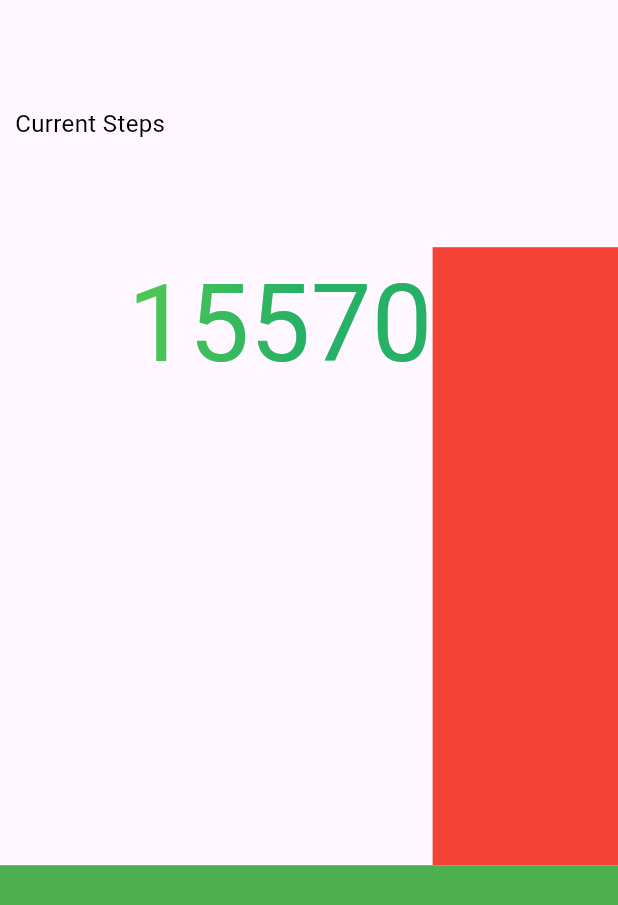
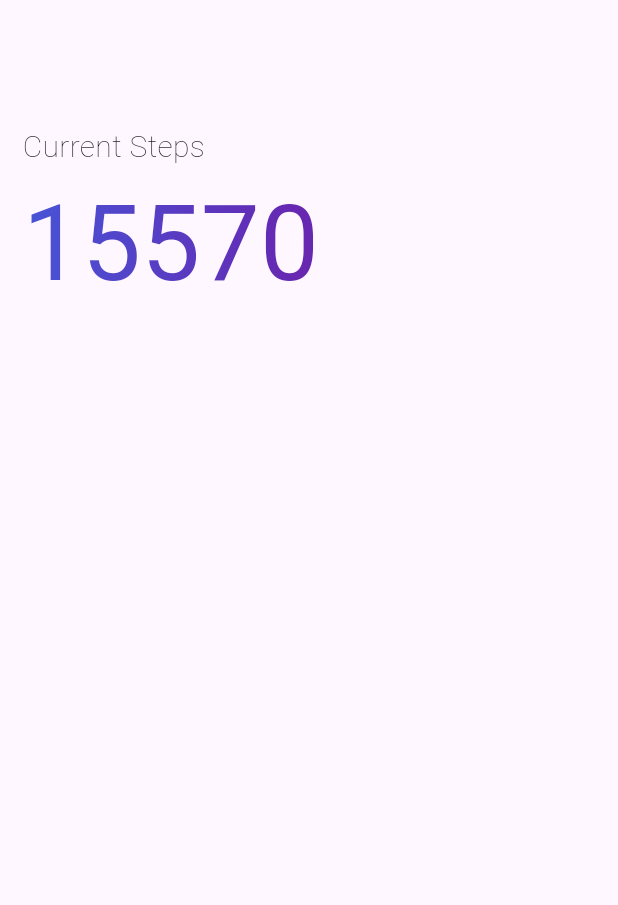
Before and after one commit to maesung-git-company/contract, a Flutter app: the StepIndicator widget shown alone on an empty page, opened directly, on a phone screen of 412 x 824 dp. Shown: the top 905 px of the screen. Run offline on Flutter 3.47's test engine with Material 3 defaults, Android fonts, the phone set to English and light mode, and no system bars; our stand-ins replace flutter_dotenv, pedometer, permission_handler, shared_preferences, supabase_flutter; accounts and stored records are empty; project files that could hold a hidden picture were left out.

Commit message:
Re:StepIndicator.dart

```diff
--- a/lib/page/home/home_page.dart
+++ b/lib/page/home/home_page.dart
@@ -159,40 +159,35 @@ class _StepIndicatorState extends State<StepIndicator> {
       child: Column(
         children: [
           Flexible(
-            flex: 2,
+            flex: 15,
             child: Container(
-              padding: EdgeInsets.fromLTRB(10, 0, 0, 0),
+              margin: EdgeInsets.fromLTRB(15, 10, 0, 0),
               child: Align(
-                alignment: Alignment.centerLeft,
-                child: Text('Current Steps', style: TextStyle(fontSize: 16, color: Colors.black)),
+                alignment: Alignment.bottomLeft,
+                child: Text('Current Steps', style: TextStyle(fontSize: 20, color: Colors.black, fontWeight: FontWeight.w100)),
               ),
             )
           ),
           Flexible(
-            flex: 5,
-            child: Row(
-              children: [
-                Flexible(
-                  flex: 7,
-                  child: Container(
-                    padding: EdgeInsets.fromLTRB(0, 0, 0, 0),
-                    child: Align(
-                      alignment: Alignment.topRight,
-                      child: Text('15570',style: TextStyle(fontSize: 72, foreground: Paint()..shader = linearGradient)),
-                    ),
-                  )
+            flex: 35,
+            child: Container(
+              margin: EdgeInsets.fromLTRB(15, 0, 10, 0),
+                child: Align(
+                 alignment: Alignment.topLeft,
+                  child: Text('15570',style: TextStyle(
+                   fontSize: 70,
+                  foreground: Paint()..shader = linearGradient
+                   ),
+                  overflow: TextOverflow.ellipsis,
+                  maxLines: 2,
                 ),
-                Flexible(
-                  flex: 3,
-                  child: Container(color: Colors.red,),
-                ),
-              ],
+              ),
             ),
           ),
           Flexible(
-            flex: 3,
+            flex: 60,
             child: Container(
-              color: Colors.green,
+
             ),
           )
         ],
@@ -266,7 +261,7 @@ Widget _buildList() => ListView(
 );
 
 final Shader linearGradient = LinearGradient(
-  colors: <Color>[Color(0xff6FDA44), Color(0xff27B166)],
+  colors: <Color>[Color.fromARGB(255, 68, 88, 218), Color.fromARGB(255, 103, 39, 177)],
 ).createShader(Rect.fromLTWH(0.0, 0.0, 200, 70.0));
 
 class theDrawer extends StatefulWidget {
```
